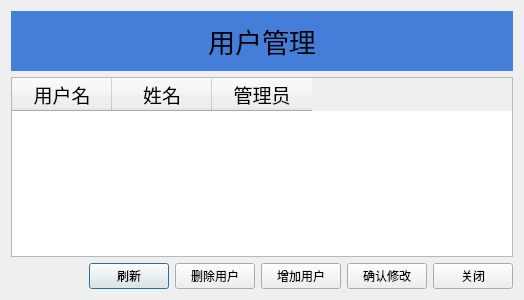
Old version of the form ui/page_elements/user_manage/usermanager.ui in the repository ArcherLuo233/election-s-prediction.
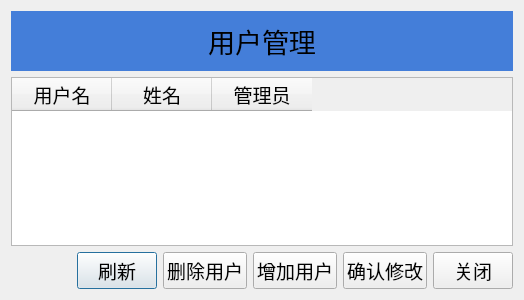
New version of the form.

```diff
--- a/ui/page_elements/user_manage/usermanager.ui
+++ b/ui/page_elements/user_manage/usermanager.ui
@@ -10,6 +10,12 @@
     <height>300</height>
    </rect>
   </property>
+  <property name="font">
+   <font>
+    <family>黑体</family>
+    <pointsize>14</pointsize>
+   </font>
+  </property>
   <property name="windowTitle">
    <string>Dialog</string>
   </property>
@@ -37,12 +43,21 @@
    </item>
    <item>
     <widget class="QTableWidget" name="tableWidget">
+     <property name="font">
+      <font>
+       <family>黑体</family>
+       <pointsize>12</pointsize>
+      </font>
+     </property>
      <property name="dragEnabled">
       <bool>false</bool>
      </property>
      <property name="alternatingRowColors">
       <bool>true</bool>
      </property>
+     <attribute name="verticalHeaderVisible">
+      <bool>false</bool>
+     </attribute>
      <column>
       <property name="text">
        <string>用户名</string>
@@ -95,6 +110,15 @@
      </item>
      <item>
       <widget class="QPushButton" name="reload">
+       <property name="font">
+        <font>
+         <family>黑体</family>
+         <pointsize>14</pointsize>
+        </font>
+       </property>
+       <property name="cursor">
+        <cursorShape>PointingHandCursor</cursorShape>
+       </property>
        <property name="text">
         <string>刷新</string>
        </property>
@@ -102,6 +126,15 @@
      </item>
      <item>
       <widget class="QPushButton" name="btn_deluser">
+       <property name="font">
+        <font>
+         <family>黑体</family>
+         <pointsize>14</pointsize>
+        </font>
+       </property>
+       <property name="cursor">
+        <cursorShape>PointingHandCursor</cursorShape>
+       </property>
        <property name="text">
         <string>删除用户</string>
        </property>
@@ -109,6 +142,12 @@
      </item>
      <item>
       <widget class="QPushButton" name="btn_adduser">
+       <property name="font">
+        <font>
+         <family>黑体</family>
+         <pointsize>14</pointsize>
+        </font>
+       </property>
        <property name="cursor">
         <cursorShape>PointingHandCursor</cursorShape>
        </property>
@@ -119,6 +158,12 @@
      </item>
      <item>
       <widget class="QPushButton" name="btn_modify">
+       <property name="font">
+        <font>
+         <family>黑体</family>
+         <pointsize>14</pointsize>
+        </font>
+       </property>
        <property name="cursor">
         <cursorShape>PointingHandCursor</cursorShape>
        </property>
@@ -129,6 +174,12 @@
      </item>
      <item>
       <widget class="QPushButton" name="btn_close">
+       <property name="font">
+        <font>
+         <family>黑体</family>
+         <pointsize>14</pointsize>
+        </font>
+       </property>
        <property name="cursor">
         <cursorShape>PointingHandCursor</cursorShape>
        </property>
```
